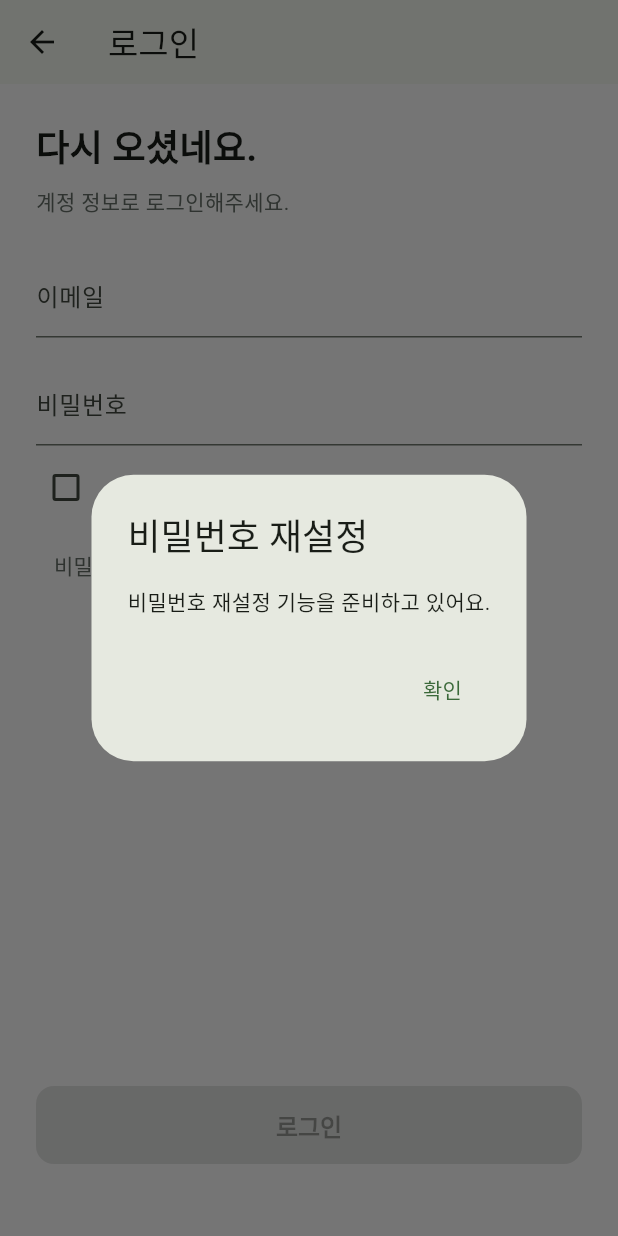
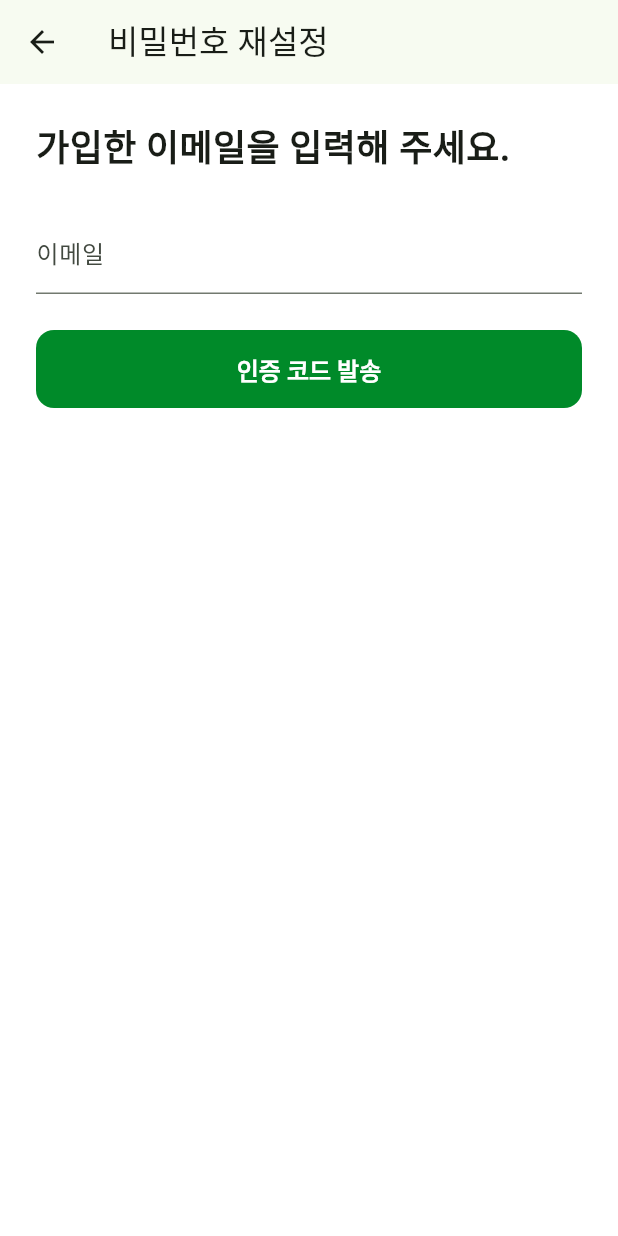
Before and after one commit to dollar-trapped/app, a Flutter app: the LoginPage screen opened directly with empty values, after a tap on "비밀번호 재설정", on a phone screen of 412 x 824 dp. Run offline on Flutter 3.47's test engine with Material 3 defaults, Android fonts, the phone set to English and light mode, and no system bars; our stand-ins replace dio, flutter_dotenv, flutter_secure_storage, flutter_svg, google_mobile_ads; accounts and stored records are empty.

Commit message:
feat(auth): connect password reset verification flow

```diff
--- a/lib/features/auth/screens/login_page.dart
+++ b/lib/features/auth/screens/login_page.dart
@@ -1,3 +1,4 @@
+import 'password_reset_page.dart';
 import 'package:flutter/material.dart';
 import 'package:provider/provider.dart';
 
@@ -112,19 +113,24 @@ class _LoginPageState extends State<LoginPage> {
               TextButton(
                 onPressed: _isSubmitting
                     ? null
-                    : () => showDialog<void>(
-                        context: context,
-                        builder: (context) => AlertDialog(
-                          title: const Text('비밀번호 재설정'),
-                          content: const Text('비밀번호 재설정 기능을 준비하고 있어요.'),
-                          actions: [
-                            TextButton(
-                              onPressed: () => Navigator.of(context).pop(),
-                              child: const Text('확인'),
+                    : () async {
+                        final changed = await Navigator.of(context).push<bool>(
+                          MaterialPageRoute(
+                            builder: (_) => PasswordResetPage(
+                              repository: widget.repository,
+                              email: _emailController.text.trim(),
                             ),
-                          ],
-                        ),
-                      ),
+                          ),
+                        );
+                        if (!context.mounted || changed != true) return;
+                        _passwordController.clear();
+                        setState(() => _errorMessage = null);
+                        ScaffoldMessenger.of(context).showSnackBar(
+                          const SnackBar(
+                            content: Text('비밀번호를 변경했어요. 새 비밀번호로 로그인해 주세요.'),
+                          ),
+                        );
+                      },
                 style: TextButton.styleFrom(
                   foregroundColor: _muted,
                   minimumSize: const Size(0, 44),
--- /dev/null
+++ b/lib/features/auth/screens/password_reset_page.dart
@@ -0,0 +1,209 @@
+import 'dart:async';
+import 'package:flutter/material.dart';
+import '../../../core/network/api_exception.dart';
+import '../../shared/data/dollar_repository.dart';
+import '../widgets/auth_button.dart';
+
+class PasswordResetPage extends StatefulWidget {
+  const PasswordResetPage({
+    super.key,
+    required this.repository,
+    this.email = '',
+  });
+  final DollarRepository repository;
+  final String email;
+  @override
+  State<PasswordResetPage> createState() => _PasswordResetPageState();
+}
+
+class _PasswordResetPageState extends State<PasswordResetPage> {
+  late final _email = TextEditingController(text: widget.email);
+  final _code = TextEditingController();
+  final _password = TextEditingController();
+  final _confirm = TextEditingController();
+  int _step = 0;
+  bool _busy = false;
+  String? _token, _error;
+  DateTime? _resendAt;
+  Timer? _timer;
+  int get _seconds => _resendAt == null
+      ? 0
+      : (_resendAt!.difference(DateTime.now()).inMilliseconds / 1000)
+            .ceil()
+            .clamp(0, 60);
+  @override
+  void dispose() {
+    _timer?.cancel();
+    for (final controller in [_email, _code, _password, _confirm]) {
+      controller.dispose();
+    }
+    super.dispose();
+  }
+
+  Future<void> _run(Future<void> Function() action) async {
+    if (_busy) return;
+    setState(() {
+      _busy = true;
+      _error = null;
+    });
+    try {
+      await action();
+    } catch (e) {
+      if (mounted) {
+        setState(
+          () => _error = e is ApiException
+              ? e.userMessage
+              : '요청을 처리하지 못했어요. 다시 시도해 주세요.',
+        );
+      }
+    } finally {
+      if (mounted) setState(() => _busy = false);
+    }
+  }
+
+  Future<void> _send() => _run(() async {
+    if (!RegExp(r'^[^\s@]+@[^\s@]+\.[^\s@]+$').hasMatch(_email.text.trim())) {
+      setState(() => _error = '이메일 주소를 확인해 주세요.');
+      return;
+    }
+    await widget.repository.requestPasswordReset(_email.text.trim());
+    if (!mounted) return;
+    setState(() {
+      _step = 1;
+      _token = null;
+      _code.clear();
+      _resendAt = DateTime.now().add(const Duration(seconds: 60));
+    });
+    _timer?.cancel();
+    _timer = Timer.periodic(const Duration(seconds: 1), (timer) {
+      if (!mounted) {
+        timer.cancel();
+        return;
+      }
+      setState(() {});
+      if (_seconds == 0) timer.cancel();
+    });
+  });
+  Future<void> _next() async {
+    if (_step == 0) {
+      await _send();
+      return;
+    }
+    await _run(() async {
+      if (_step == 1) {
+        if (!RegExp(r'^\d{6}$').hasMatch(_code.text.trim())) {
+          setState(() => _error = '인증 코드 6자리를 입력해 주세요.');
+          return;
+        }
+        final token = await widget.repository.verifyPasswordReset(
+          _email.text.trim(),
+          _code.text.trim(),
+        );
+        if (!mounted) return;
+        setState(() {
+          _token = token;
+          _step = 2;
+        });
+      } else {
+        if (_password.text.isEmpty || _password.text != _confirm.text) {
+          setState(() => _error = '새 비밀번호와 확인 입력을 일치시켜 주세요.');
+          return;
+        }
+        await widget.repository.resetPassword(_token!, _password.text);
+        if (!mounted) return;
+        Navigator.of(context).pop(true);
+      }
+    });
+  }
+
+  @override
+  Widget build(BuildContext context) => Scaffold(
+    appBar: AppBar(title: const Text('비밀번호 재설정')),
+    body: SafeArea(
+      child: SingleChildScrollView(
+        padding: const EdgeInsets.all(24),
+        child: Column(
+          crossAxisAlignment: CrossAxisAlignment.stretch,
+          children: [
+            Text(
+              [
+                '가입한 이메일을 입력해 주세요.',
+                '인증 코드를 입력해 주세요.',
+                '새 비밀번호를 입력해 주세요.',
+              ][_step],
+              style: const TextStyle(fontSize: 24, fontWeight: FontWeight.w700),
+            ),
+            const SizedBox(height: 24),
+            TextField(
+              controller: _email,
+              enabled: _step == 0 && !_busy,
+              keyboardType: TextInputType.emailAddress,
+              decoration: const InputDecoration(labelText: '이메일'),
+            ),
+            if (_step == 1) ...[
+              const SizedBox(height: 16),
+              const Text('등록된 계정이 있다면 인증 코드가 발송됩니다. 이메일을 확인해 주세요.'),
+              TextField(
+                controller: _code,
+                enabled: !_busy,
+                keyboardType: TextInputType.number,
+                maxLength: 6,
+                decoration: const InputDecoration(labelText: '인증 코드'),
+              ),
+              TextButton(
+                onPressed: _busy || _seconds > 0 ? null : _send,
+                child: Text(_seconds > 0 ? '재전송 ($_seconds초)' : '인증 코드 재전송'),
+              ),
+            ],
+            if (_step == 2) ...[
+              TextField(
+                controller: _password,
+                enabled: !_busy,
+                obscureText: true,
+                decoration: const InputDecoration(labelText: '새 비밀번호'),
+              ),
+              TextField(
+                controller: _confirm,
+                enabled: !_busy,
+                obscureText: true,
+                decoration: const InputDecoration(labelText: '새 비밀번호 확인'),
+              ),
+              const SizedBox(height: 12),
+              const Text('변경 후 모든 기기에서 다시 로그인해야 합니다.'),
+            ],
+            if (_error != null)
+              Padding(
+                padding: const EdgeInsets.symmetric(vertical: 12),
+                child: Text(
+                  _error!,
+                  style: const TextStyle(color: Color(0xFFB3261E)),
+                ),
+              ),
+            const SizedBox(height: 24),
+            AuthButton(
+              label: _busy
+                  ? '처리 중…'
+                  : ['인증 코드 발송', '인증 코드 확인', '비밀번호 변경'][_step],
+              color: const Color(0xFF008A29),
+              foreground: Colors.white,
+              onPressed: _busy ? null : _next,
+            ),
+            if (_step > 0)
+              TextButton(
+                onPressed: _busy
+                    ? null
+                    : () => setState(() {
+                        _step = 0;
+                        _token = null;
+                        _error = null;
+                        _password.clear();
+                        _confirm.clear();
+                      }),
+                child: const Text('처음부터 다시 진행'),
+              ),
+          ],
+        ),
+      ),
+    ),
+  );
+}
```
Also changed, not shown: 1 other file.
